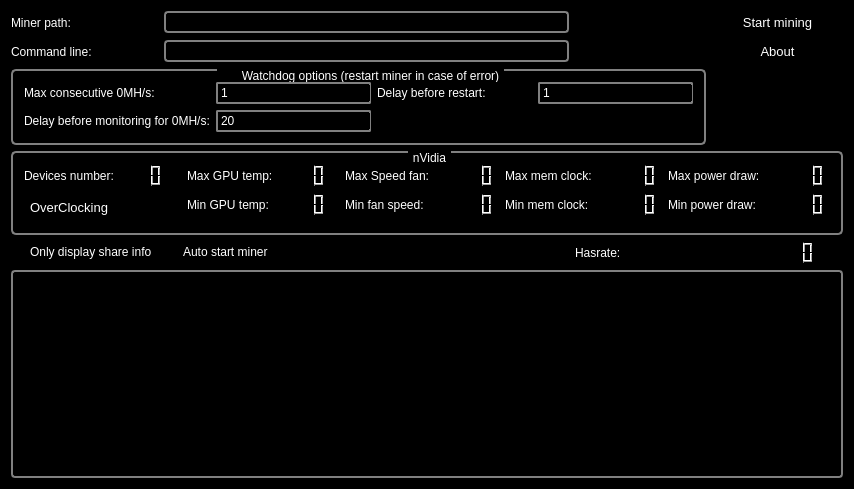
The window that mainwindow.ui (orkblutt/MinerLamp) describes before a commit, drawn with Qt 5.
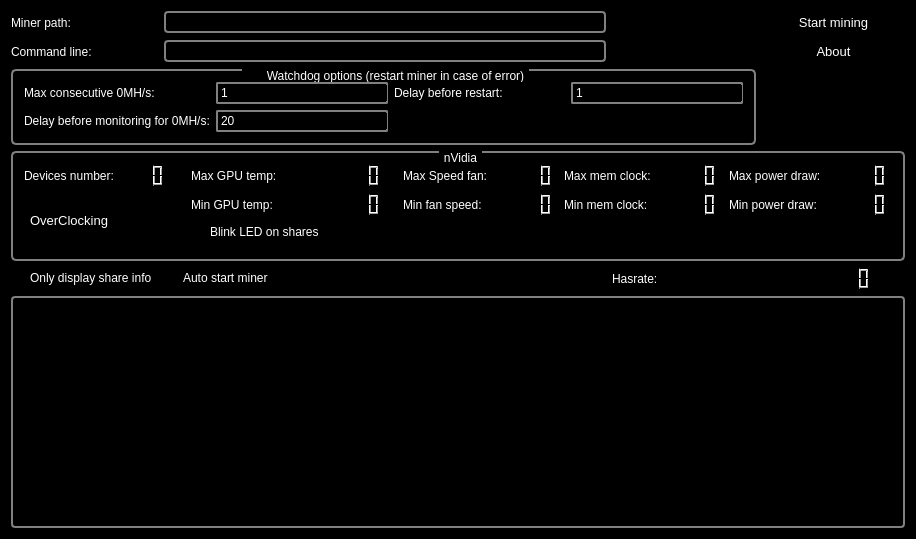
The same window after the commit. Icons and pictures are not drawn.

```diff
--- a/mainwindow.ui
+++ b/mainwindow.ui
@@ -6,8 +6,8 @@
    <rect>
     <x>0</x>
     <y>0</y>
-    <width>854</width>
-    <height>489</height>
+    <width>916</width>
+    <height>539</height>
    </rect>
   </property>
   <property name="font">
@@ -326,7 +326,14 @@
          </property>
         </widget>
        </item>
-       <item row="1" column="0" rowspan="2">
+       <item row="1" column="6">
+        <widget class="QLabel" name="label_12">
+         <property name="text">
+          <string>Min mem clock:</string>
+         </property>
+        </widget>
+       </item>
+       <item row="1" column="0" rowspan="3">
         <widget class="QPushButton" name="pushButtonOC">
          <property name="enabled">
           <bool>false</bool>
@@ -336,6 +343,16 @@
          </property>
         </widget>
        </item>
+       <item row="2" column="2">
+        <widget class="QCheckBox" name="checkBox">
+         <property name="enabled">
+          <bool>false</bool>
+         </property>
+         <property name="text">
+          <string>Blink LED on shares</string>
+         </property>
+        </widget>
+       </item>
       </layout>
      </widget>
     </item>
```
Left out of the diff: 57 changed lines with no effect on the pictures.
